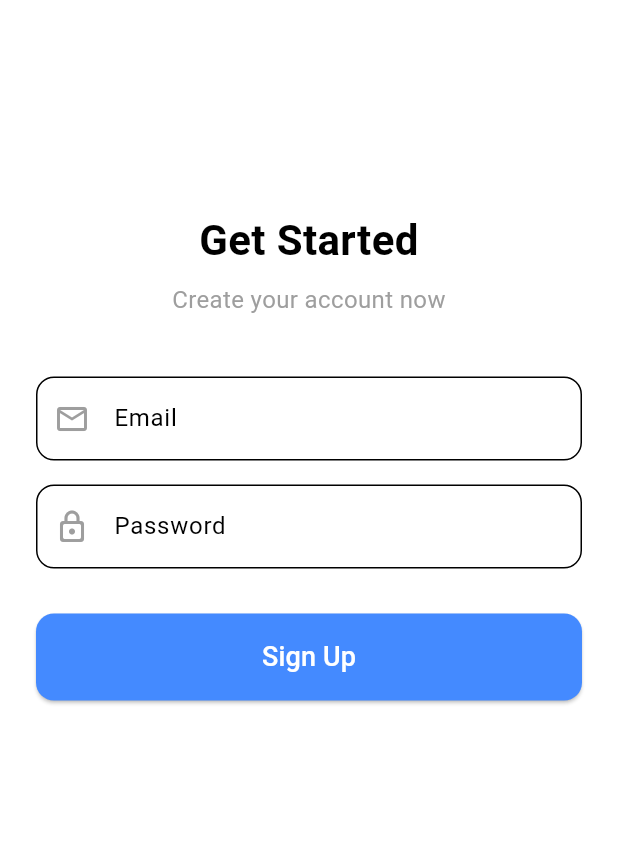
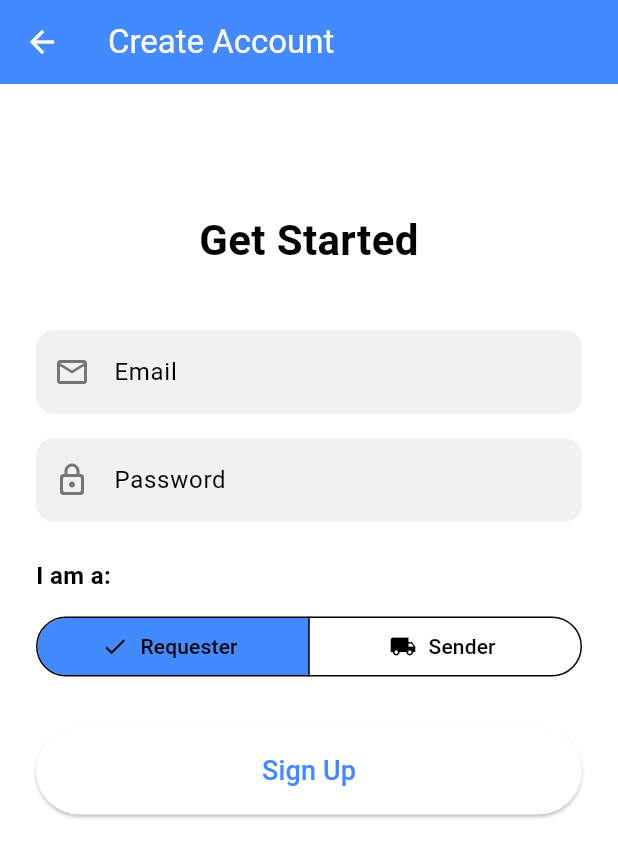
Before and after one commit to CHSHAKISH/Dhatnoon-App, a Flutter app: the screen it shows after launch, after a tap on "Sign Up", on a phone screen of 412 x 824 dp. Shown: the top 857 px of the screen. Run offline on Flutter 3.47's test engine with Material 3 defaults, Android fonts, the phone set to English and light mode, and no system bars; our stand-ins replace cloud_firestore, firebase_auth, firebase_core; accounts and stored records are empty; generated files the repository leaves out were written again.

```diff
--- a/lib/screens/auth/auth_wrapper.dart
+++ b/lib/screens/auth/auth_wrapper.dart
@@ -1,10 +1,10 @@
-// lib/screens/auth/auth_wrapper.dart
-
+import 'package:cloud_firestore/cloud_firestore.dart';
 import 'package:dhatnoon_app/services/auth_service.dart';
 import 'package:firebase_auth/firebase_auth.dart';
 import 'package:flutter/material.dart';
 import 'login_screen.dart';
-import '../home/home_screen.dart';
+import '../home/requester_home_screen.dart'; // Import the requester screen
+import '../home/sender_dashboard_screen.dart'; // Import the sender screen
 
 class AuthWrapper extends StatelessWidget {
   const AuthWrapper({super.key});
@@ -15,22 +15,52 @@ class AuthWrapper extends StatelessWidget {
 
     return StreamBuilder<User?>(
       stream: authService.authStateChanges,
-      builder: (context, snapshot) {
-        // User is logged in
-        if (snapshot.connectionState == ConnectionState.active) {
-          if (snapshot.hasData) {
-            return const HomeScreen();
-          }
-          // User is not logged in
-          return const LoginScreen();
+      builder: (context, authSnapshot) {
+        // Show loading circle while checking auth state
+        if (authSnapshot.connectionState == ConnectionState.waiting) {
+          return const Scaffold(body: Center(child: CircularProgressIndicator()));
         }
 
-        // Show a loading circle while checking auth state
-        return const Scaffold(
-          body: Center(
-            child: CircularProgressIndicator(),
-          ),
-        );
+        // If user is logged in
+        if (authSnapshot.hasData) {
+          // User is logged in, now fetch their role from Firestore
+          return StreamBuilder<DocumentSnapshot>(
+            stream: FirebaseFirestore.instance
+                .collection('users')
+                .doc(authSnapshot.data!.uid)
+                .snapshots(),
+            builder: (context, userDocSnapshot) {
+
+              // While fetching the user's document, show loading
+              if (userDocSnapshot.connectionState == ConnectionState.waiting) {
+                return const Scaffold(body: Center(child: CircularProgressIndicator()));
+              }
+
+              // If we can't get the user doc, something is wrong
+              if (!userDocSnapshot.hasData || userDocSnapshot.hasError) {
+                // You could show an error, or just log them out
+                return const LoginScreen();
+              }
+
+              // We have the user data, let's get the role
+              var userData = userDocSnapshot.data!.data() as Map<String, dynamic>;
+              String role = userData['role'];
+
+              // Route user based on their role
+              if (role == 'requester') {
+                return const RequesterHomeScreen();
+              } else if (role == 'sender') {
+                return const SenderDashboardScreen();
+              } else {
+                // Fallback in case role is missing (like for your old 'User A')
+                return const LoginScreen();
+              }
+            },
+          );
+        }
+
+        // User is not logged in, show LoginScreen
+        return const LoginScreen();
       },
     );
   }
--- a/lib/screens/auth/signup_screen.dart
+++ b/lib/screens/auth/signup_screen.dart
@@ -1,7 +1,8 @@
-// lib/screens/auth/signup_screen.dart
-
 import 'package:dhatnoon_app/services/auth_service.dart';
 import 'package:flutter/material.dart';
+
+// Enum to hold our role options
+enum UserRole { requester, sender }
 
 class SignUpScreen extends StatefulWidget {
   const SignUpScreen({super.key});
@@ -15,18 +16,26 @@ class _SignUpScreenState extends State<SignUpScreen> {
   final _emailController = TextEditingController();
   final _passwordController = TextEditingController();
 
+  // --- NEW ---
+  // State to hold the selected role, default to 'requester'
+  UserRole _selectedRole = UserRole.requester;
+
   void _signUp() async {
     if (_emailController.text.isEmpty || _passwordController.text.isEmpty) {
       print("Email and password cannot be empty");
       return;
     }
-    // We call the signUp method now
+
+    // Convert the enum to a string for Firebase
+    String roleString =
+    _selectedRole == UserRole.requester ? 'requester' : 'sender';
+
     var result = await _authService.signUpWithEmail(
       _emailController.text.trim(),
       _passwordController.text.trim(),
+      roleString, // Pass the selected role to our auth service
     );
 
-    // If sign up is successful, pop back to the login screen
     if (result != null && mounted) {
       Navigator.pop(context);
     }
@@ -34,13 +43,9 @@ class _SignUpScreenState extends State<SignUpScreen> {
 
   @override
   Widget build(BuildContext context) {
-    // We can reuse the buildInputDecoration from LoginScreen or move it
-    // to a shared file later. For now, I'll copy it for simplicity.
     return Scaffold(
       appBar: AppBar(
         title: const Text('Create Account'),
-        backgroundColor: Colors.transparent,
-        elevation: 0,
       ),
       body: SingleChildScrollView(
         child: Padding(
@@ -53,48 +58,65 @@ class _SignUpScreenState extends State<SignUpScreen> {
               const Text(
                 'Get Started',
                 textAlign: TextAlign.center,
-                style: TextStyle(
-                  fontSize: 28,
-                  fontWeight: FontWeight.bold,
-                ),
-              ),
-              const SizedBox(height: 8),
-              const Text(
-                'Create your account now',
-                textAlign: TextAlign.center,
-                style: TextStyle(
-                  fontSize: 16,
-                  color: Colors.grey,
-                ),
+                style: TextStyle(fontSize: 28, fontWeight: FontWeight.bold),
               ),
               const SizedBox(height: 40),
               // Email Field
               TextField(
                 controller: _emailController,
                 keyboardType: TextInputType.emailAddress,
-                decoration: _buildInputDecoration('Email', Icons.email_outlined),
+                decoration: const InputDecoration(labelText: 'Email', prefixIcon: Icon(Icons.email_outlined)),
               ),
               const SizedBox(height: 16),
               // Password Field
               TextField(
                 controller: _passwordController,
                 obscureText: true,
-                decoration: _buildInputDecoration('Password', Icons.lock_outline_rounded),
+                decoration: const InputDecoration(labelText: 'Password', prefixIcon: Icon(Icons.lock_outline_rounded)),
               ),
+              const SizedBox(height: 24),
+
+              // --- NEW ROLE SELECTOR ---
+              const Text(
+                'I am a:',
+                style: TextStyle(fontSize: 16, fontWeight: FontWeight.w600),
+              ),
+              const SizedBox(height: 12),
+              SegmentedButton<UserRole>(
+                segments: const [
+                  ButtonSegment(
+                    value: UserRole.requester,
+                    label: Text('Requester'),
+                    icon: Icon(Icons.person_search),
+                  ),
+                  ButtonSegment(
+                    value: UserRole.sender,
+                    label: Text('Sender'),
+                    icon: Icon(Icons.local_shipping),
+                  ),
+                ],
+                selected: {_selectedRole},
+                onSelectionChanged: (Set<UserRole> newSelection) {
+                  setState(() {
+                    _selectedRole = newSelection.first;
+                  });
+                },
+                style: SegmentedButton.styleFrom(
+                  padding: const EdgeInsets.symmetric(vertical: 12),
+                ),
+              ),
+              // --- END OF NEW WIDGET ---
+
               const SizedBox(height: 30),
               // Sign Up Button
               ElevatedButton(
                 onPressed: _signUp,
                 style: ElevatedButton.styleFrom(
-                  backgroundColor: Colors.blueAccent,
                   padding: const EdgeInsets.symmetric(vertical: 16),
-                  shape: RoundedRectangleBorder(
-                    borderRadius: BorderRadius.circular(12),
-                  ),
                 ),
                 child: const Text(
                   'Sign Up',
-                  style: TextStyle(fontSize: 18, color: Colors.white),
+                  style: TextStyle(fontSize: 18),
                 ),
               ),
             ],
@@ -103,22 +125,4 @@ class _SignUpScreenState extends State<SignUpScreen> {
       ),
     );
   }
-
-  // Re-using the same helper method
-  InputDecoration _buildInputDecoration(String label, IconData icon) {
-    return InputDecoration(
-      labelText: label,
-      prefixIcon: Icon(icon, color: Colors.grey),
-      border: OutlineInputBorder(
-        borderRadius: BorderRadius.circular(12),
-        borderSide: const BorderSide(color: Colors.grey),
-      ),
-      focusedBorder: OutlineInputBorder(
-        borderRadius: BorderRadius.circular(12),
-        borderSide: const BorderSide(color: Colors.blueAccent),
-      ),
-      filled: true,
-      fillColor: Colors.white10,
-    );
-  }
 }
```
Also changed, not shown: lib/screens/home/home_screen.dart (deleted, +0 -33 lines), lib/screens/home/requester_home_screen.dart (added, +66 -0 lines), lib/screens/home/sender_dashboard_screen.dart (added, +85 -0 lines), lib/screens/tickets/create_ticket_screen.dart (added, +81 -0 lines), lib/screens/tickets/my_tickets_screen.dart (added, +72 -0 lines), lib/services/auth_service.dart (+10 -9 lines), lib/services/ticket_service.dart (added, +56 -0 lines).
